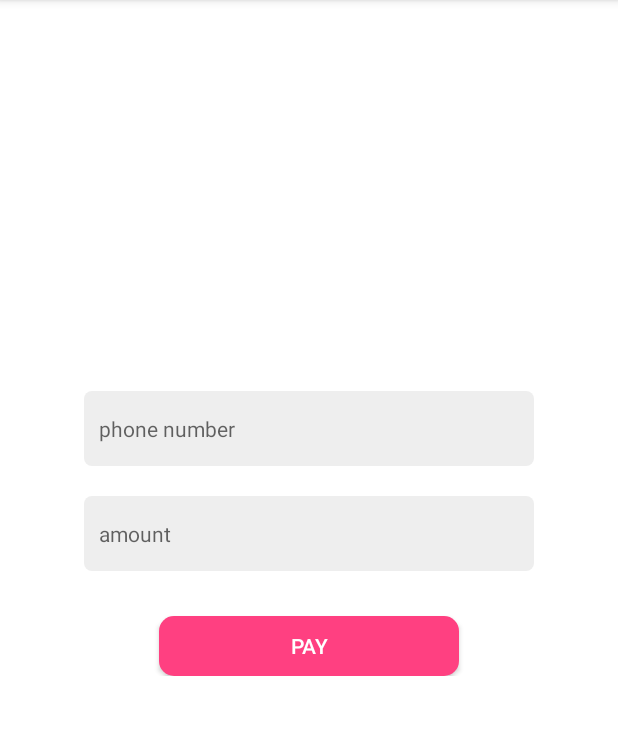
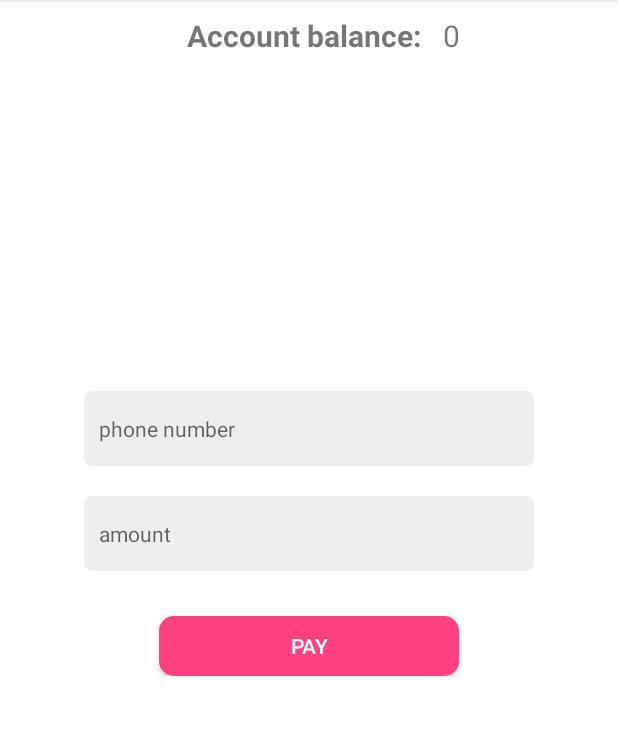
Before and after one commit to tirgei/MpesaDaraja, an Android app: the screen it shows after launch once a user with an empty profile is signed in (MainActivity), on a phone screen of 412 x 824 dp, the part 84-819 px from its top. Run offline under Robolectric (Android 15) with nearby library versions, the phone set to English and light mode, and no system bars; our stand-ins replace Firebase (no records; nobody signed in at launch, a user with empty details on screens opened directly); libraries missing offline, so code that uses them is left out: com.google.i18n.phonenumbers, com.mikepenz.fontawesome_typeface_library, com.mikepenz.iconics, com.twigafoods.daraja; 2 statements that could not run were skipped.

Commit message:
added function to update balance on successful request

```diff
--- a/app/src/main/AndroidManifest.xml
+++ b/app/src/main/AndroidManifest.xml
@@ -13,13 +13,15 @@
         android:supportsRtl="true"
         android:theme="@style/MyMaterialTheme">
         <activity android:name=".activities.MainActivity">
+
+        </activity>
+        <activity android:name=".activities.Login">
             <intent-filter>
                 <action android:name="android.intent.action.MAIN" />
 
                 <category android:name="android.intent.category.LAUNCHER" />
             </intent-filter>
         </activity>
-        <activity android:name=".activities.Login"></activity>
 
         <service android:name=".services.MyFirebaseMessagingService">
             <intent-filter>
--- a/app/src/main/java/com/gelostech/mpesadaraja/activities/MainActivity.kt
+++ b/app/src/main/java/com/gelostech/mpesadaraja/activities/MainActivity.kt
@@ -17,9 +17,11 @@ import android.view.View
 import com.gelostech.mpesadaraja.utils.Connectivity
 import com.gelostech.mpesadaraja.commoners.Constants
 import com.gelostech.mpesadaraja.R
+import com.gelostech.mpesadaraja.User
 import com.gelostech.mpesadaraja.commoners.Config
 import com.gelostech.mpesadaraja.utils.NotificationUtils
 import com.google.firebase.auth.FirebaseAuth
+import com.google.firebase.database.*
 import com.google.firebase.iid.FirebaseInstanceId
 import com.twigafoods.daraja.Daraja
 import com.twigafoods.daraja.DarajaListener
@@ -42,6 +44,8 @@ class MainActivity : AppCompatActivity() {
     private lateinit var checkoutId: String
     private lateinit var userToken:String
     private var isProcessing = false
+    private lateinit var dbRef: DatabaseReference
+    private lateinit var uid:String
 
     companion object {
         private val TAG = MainActivity::class.java.simpleName
@@ -49,9 +53,8 @@ class MainActivity : AppCompatActivity() {
 
     override fun onStart() {
         super.onStart()
-
-        if (FirebaseAuth.getInstance().currentUser == null)
-            startActivity(Intent(this, Login::class.java))
+        // clear the notification area when the app is opened
+        NotificationUtils(this).clearNotifications()
     }
 
     override fun onCreate(savedInstanceState: Bundle?) {
@@ -60,6 +63,10 @@ class MainActivity : AppCompatActivity() {
 
         initDaraja()
         initBroadcastReceiver()
+
+        uid = FirebaseAuth.getInstance().currentUser!!.uid
+        dbRef = FirebaseDatabase.getInstance().reference.child("users").child(uid)
+        dbRef.addValueEventListener(balanceListener)
 
         pay.setOnClickListener { if (Connectivity.isConnected(this)) makePayment() else toast("Please connect to the internet")}
     }
@@ -90,6 +97,21 @@ class MainActivity : AppCompatActivity() {
         }
     }
 
+    private val balanceListener = object : ValueEventListener{
+        override fun onCancelled(p0: DatabaseError?) {
+
+        }
+
+        override fun onDataChange(p0: DataSnapshot?) {
+            if (p0!!.exists()) {
+                val user = p0.getValue(User::class.java)
+                balance.text = user!!.balance?.toString()
+            } else {
+                balance.text = "0"
+            }
+        }
+    }
+
     private fun makePayment() {
         if (isProcessing) {
             toast("Please wait for current transaction to complete...")
@@ -115,7 +137,6 @@ class MainActivity : AppCompatActivity() {
 
                 isProcessing = true
                 checkoutId = result.CheckoutRequestID
-                clearFields(phoneNumber, amount)
                 //Handler().postDelayed({checkStatus(result)}, 5000)
             }
 
@@ -168,11 +189,45 @@ class MainActivity : AppCompatActivity() {
 
                     runOnUiThread {
                         when(resultCode) {
-                            0 -> toast("Payment Successful")
+                            0 -> {
+                                toast("Payment Successful")
+                                updateBalance()
+                            }
                             else -> toast("Payment failed. Please try again")
                         }
                     }
 
+                }
+            }
+        })
+    }
+
+    private fun updateBalance() {
+        val client = OkHttpClient()
+        val url = HttpUrl.parse(Constants.UPDATE_BALANCE_URL)
+        val urlBuilder = url!!.newBuilder()
+
+        urlBuilder.addQueryParameter("uid", uid)
+        urlBuilder.addQueryParameter("checkoutId", checkoutId)
+        urlBuilder.addQueryParameter("time", System.currentTimeMillis().toString())
+        urlBuilder.addQueryParameter("userToken", FirebaseInstanceId.getInstance().token)
+        urlBuilder.addQueryParameter("description", "Balance top up")
+        urlBuilder.addQueryParameter("amount", amount.text.toString().trim())
+
+        val transactionObject = urlBuilder.build()
+        Log.e("OBJECT", transactionObject.toString())
+
+        val request = Request.Builder().url(transactionObject.toString()).build()
+        client.newCall(request).enqueue(object : Callback{
+            override fun onFailure(call: Call?, e: IOException?) {
+                Log.e(TAG, e?.localizedMessage)
+            }
+
+            override fun onResponse(call: Call?, response: Response?) {
+                if (response != null) {
+                    val res = response.body()!!.string()
+                    Log.e("Update balance res:", res)
+                    clearFields(phoneNumber, amount)
                 }
             }
         })
@@ -203,8 +258,6 @@ class MainActivity : AppCompatActivity() {
         LocalBroadcastManager.getInstance(this).registerReceiver(broadcastReceiver, IntentFilter(Config.REGISTRATION_COMPLETE))
         LocalBroadcastManager.getInstance(this).registerReceiver(broadcastReceiver, IntentFilter(Config.PUSH_NOTIFICATION))
 
-        // clear the notification area when the app is opened
-        NotificationUtils(this).clearNotifications()
     }
 
     override fun onPause() {
@@ -212,4 +265,9 @@ class MainActivity : AppCompatActivity() {
         super.onPause()
     }
 
+    override fun onDestroy() {
+        dbRef.removeEventListener(balanceListener)
+        super.onDestroy()
+    }
+
 }
--- a/app/src/main/res/layout/activity_main.xml
+++ b/app/src/main/res/layout/activity_main.xml
@@ -16,6 +16,38 @@
         android:background="@color/colorPrimary"
         android:theme="@style/ThemeOverlay.AppCompat.Dark.ActionBar"
         app:title="@string/app_name"/>
+
+    <RelativeLayout
+        android:layout_width="wrap_content"
+        android:layout_height="wrap_content"
+        android:layout_below="@id/main_toolbar"
+        android:padding="10dp"
+        android:id="@+id/accountBalanceLayout"
+        android:layout_centerHorizontal="true">
+
+        <TextView
+            android:id="@+id/balanceTitle"
+            android:layout_width="wrap_content"
+            android:layout_height="wrap_content"
+            android:textSize="20sp"
+            android:textStyle="bold"
+            android:layout_marginStart="20dp"
+            android:layout_marginLeft="20dp"
+            android:text="Account balance: "
+            android:layout_centerVertical="true"/>
+
+        <TextView
+            android:id="@+id/balance"
+            android:layout_width="wrap_content"
+            android:layout_height="wrap_content"
+            android:textSize="20sp"
+            android:layout_toEndOf="@id/balanceTitle"
+            android:layout_toRightOf="@id/balanceTitle"
+            android:layout_marginStart="10dp"
+            android:layout_marginLeft="10dp"
+            tools:text="1"/>
+
+    </RelativeLayout>
 
     <LinearLayout
         android:layout_width="wrap_content"
```
Also changed, not shown: app/src/main/java/com/gelostech/mpesadaraja/User.kt (added, +9 -0 lines), app/src/main/java/com/gelostech/mpesadaraja/activities/Login.kt (+13 -7 lines), app/src/main/java/com/gelostech/mpesadaraja/services/MyFirebaseMessagingService.kt (+17 -0 lines).
